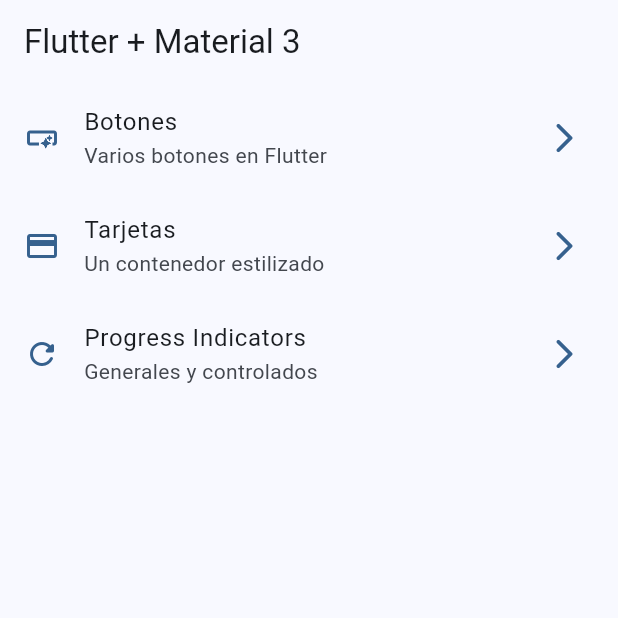
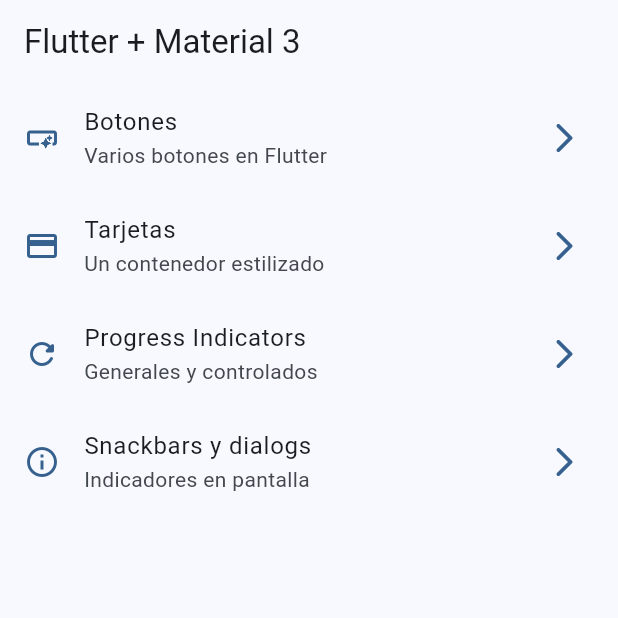
Before and after one commit to jhhumanes/widgets_app, a Flutter app: the screen it shows after launch, on a phone screen of 412 x 824 dp, the top half of it. Run offline on Flutter 3.47's test engine with Material 2 defaults, Android fonts, the phone set to English and light mode, and no system bars; our stand-ins replace go_router.

Commit message:
Snackbars y dialogs.

```diff
--- a/lib/config/menu/menu_items.dart
+++ b/lib/config/menu/menu_items.dart
@@ -30,4 +30,9 @@ const appMenuItems = <MenuItem>[
     subtitle: 'Generales y controlados',
     link: '/progress',
     icon: Icons.refresh_rounded),
+  MenuItem(
+    title: 'Snackbars y dialogs',
+    subtitle: 'Indicadores en pantalla',
+    link: '/snackbars',
+    icon: Icons.info_outline),
 ];
--- a/lib/config/router/app_router.dart
+++ b/lib/config/router/app_router.dart
@@ -24,5 +24,10 @@ final appRouter = GoRouter(
       path: '/progress',
       builder: (context, state) => const ProgressScreen(),
     ),
+    GoRoute(
+      name: SnackbarScreen.name,
+      path: '/snackbars',
+      builder: (context, state) => const SnackbarScreen(),
+    ),
   ]
 );
--- a/lib/main.dart
+++ b/lib/main.dart
@@ -15,6 +15,7 @@ class MainApp extends StatelessWidget {
       routerConfig: appRouter,
       debugShowCheckedModeBanner: false,
       theme: AppTheme(selectedColor: 0).getTheme(),
+      title: 'Flutter Widgets',
     );
   }
 }
```
Also changed, not shown: lib/ui/screens/snackbar/snackbar_screen.dart (+66 -1 lines).
